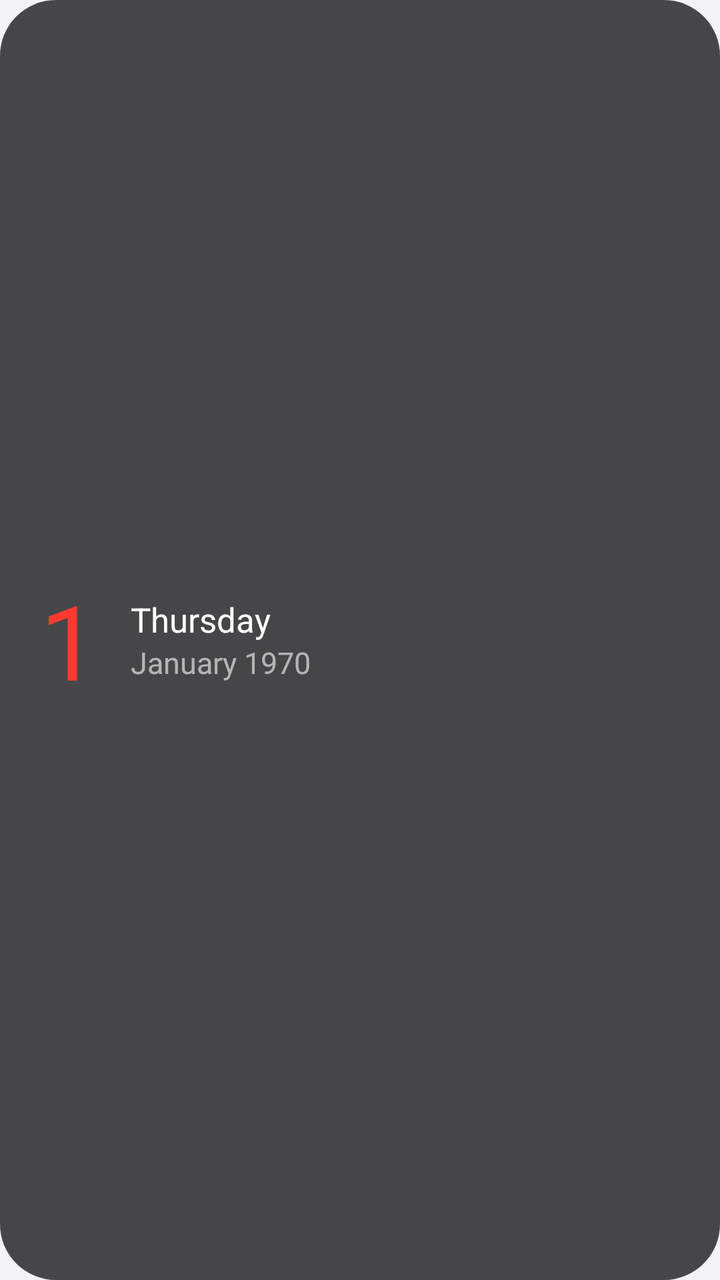
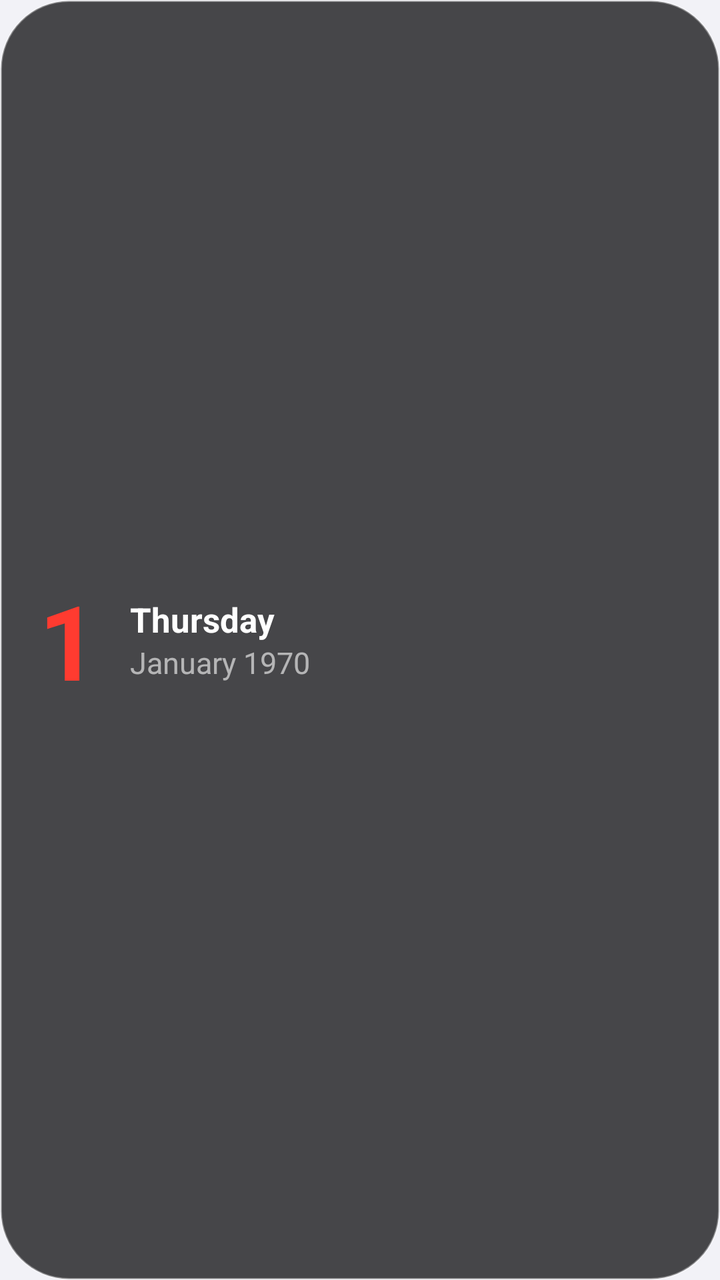

Screens rendered from an Android XML layout before and after an edit, with the pre-edit source and the edit as a unified diff.
<!-- AndroidManifest.xml: application theme AppleuxLauncherTheme -->
<!-- res/layout/widget_calendar.xml -->
<?xml version="1.0" encoding="utf-8"?>
<LinearLayout xmlns:android="http://schemas.android.com/apk/res/android"
    android:id="@+id/widget_calendar_root"
    android:layout_width="match_parent"
    android:layout_height="match_parent"
    android:background="@drawable/widget_card_dark"
    android:gravity="center_vertical"
    android:orientation="horizontal"
    android:padding="20dp">

    <TextClock
        android:id="@+id/widget_calendar_day"
        android:layout_width="wrap_content"
        android:layout_height="wrap_content"
        android:format12Hour="d"
        android:format24Hour="d"
        android:textColor="#FFFF3B30"
        android:textSize="52sp" />

    <LinearLayout
        android:layout_width="wrap_content"
        android:layout_height="wrap_content"
        android:layout_marginStart="16dp"
        android:orientation="vertical">

        <TextClock
            android:id="@+id/widget_calendar_weekday"
            android:layout_width="wrap_content"
            android:layout_height="wrap_content"
            android:format12Hour="EEEE"
            android:format24Hour="EEEE"
            android:textColor="#FFFFFFFF"
            android:textSize="17sp" />

        <TextClock
            android:id="@+id/widget_calendar_month"
            android:layout_width="wrap_content"
            android:layout_height="wrap_content"
            android:format12Hour="MMMM yyyy"
            android:format24Hour="MMMM yyyy"
            android:textColor="#99FFFFFF"
            android:textSize="15sp" />
    </LinearLayout>
</LinearLayout>
<!-- resources referenced by this layout -->
<resources>
  <!-- drawable widget_card_dark (drawable) -->
  <?xml version="1.0" encoding="utf-8"?>
  <shape xmlns:android="http://schemas.android.com/apk/res/android"
      android:shape="rectangle">
      <corners android:radius="28dp" />
      <solid android:color="#CC1C1C1E" />
  </shape>
  <style name="AppleuxLauncherTheme" parent="Theme.AppCompat.Light.NoActionBar">
          <item name="android:windowBackground">@color/appleux_surface</item>
      </style>
  <color name="appleux_surface">#F2F2F7</color>
</resources>

<!-- the commit's change to res/layout/widget_calendar.xml (unified diff, before → after) -->
@@ -14,8 +14,10 @@
         android:layout_height="wrap_content"
         android:format12Hour="d"
         android:format24Hour="d"
+        android:letterSpacing="-0.02"
         android:textColor="#FFFF3B30"
-        android:textSize="52sp" />
+        android:textSize="52sp"
+        android:textStyle="bold" />
 
     <LinearLayout
         android:layout_width="wrap_content"
@@ -23,6 +25,7 @@
         android:layout_marginStart="16dp"
         android:orientation="vertical">
 
+        
         <TextClock
             android:id="@+id/widget_calendar_weekday"
             android:layout_width="wrap_content"
@@ -30,7 +33,8 @@
             android:format12Hour="EEEE"
             android:format24Hour="EEEE"
             android:textColor="#FFFFFFFF"
-            android:textSize="17sp" />
+            android:textSize="17sp"
+            android:textStyle="bold" />
 
         <TextClock
             android:id="@+id/widget_calendar_month"
<!-- resource entries referenced after the edit -->
@@ -4,8 +4,11 @@
   <?xml version="1.0" encoding="utf-8"?>
   <shape xmlns:android="http://schemas.android.com/apk/res/android"
       android:shape="rectangle">
-      <corners android:radius="28dp" />
+      <corners android:radius="34dp" />
       <solid android:color="#CC1C1C1E" />
+      <stroke
+          android:width="1dp"
+          android:color="#59FFFFFF" />
   </shape>
   <style name="AppleuxLauncherTheme" parent="Theme.AppCompat.Light.NoActionBar">
           <item name="android:windowBackground">@color/appleux_surface</item>
